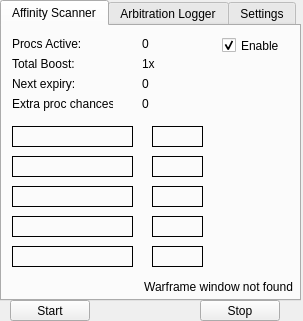
The window that form.ui (Funklebump/Smeeta-Tracker) describes before a commit, drawn with Qt 5.
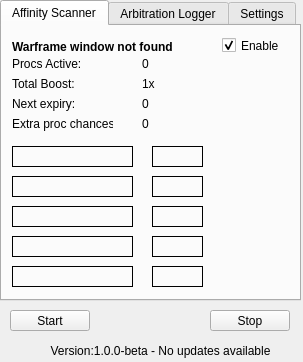
The same window after the commit.

```diff
--- a/form.ui
+++ b/form.ui
@@ -7,7 +7,7 @@
     <x>0</x>
     <y>0</y>
     <width>303</width>
-    <height>321</height>
+    <height>362</height>
    </rect>
   </property>
   <property name="windowTitle">
@@ -33,7 +33,7 @@
      <property name="geometry">
       <rect>
        <x>10</x>
-       <y>70</y>
+       <y>90</y>
        <width>101</width>
        <height>16</height>
       </rect>
@@ -46,7 +46,7 @@
      <property name="geometry">
       <rect>
        <x>140</x>
-       <y>10</y>
+       <y>30</y>
        <width>21</width>
        <height>16</height>
       </rect>
@@ -59,7 +59,7 @@
      <property name="geometry">
       <rect>
        <x>140</x>
-       <y>70</y>
+       <y>90</y>
        <width>21</width>
        <height>16</height>
       </rect>
@@ -72,7 +72,7 @@
      <property name="geometry">
       <rect>
        <x>140</x>
-       <y>30</y>
+       <y>50</y>
        <width>21</width>
        <height>16</height>
       </rect>
@@ -85,7 +85,7 @@
      <property name="geometry">
       <rect>
        <x>10</x>
-       <y>10</y>
+       <y>30</y>
        <width>71</width>
        <height>16</height>
       </rect>
@@ -98,7 +98,7 @@
      <property name="geometry">
       <rect>
        <x>10</x>
-       <y>50</y>
+       <y>70</y>
        <width>101</width>
        <height>16</height>
       </rect>
@@ -111,7 +111,7 @@
      <property name="geometry">
       <rect>
        <x>140</x>
-       <y>50</y>
+       <y>70</y>
        <width>21</width>
        <height>16</height>
       </rect>
@@ -124,7 +124,7 @@
      <property name="geometry">
       <rect>
        <x>10</x>
-       <y>30</y>
+       <y>50</y>
        <width>71</width>
        <height>16</height>
       </rect>
@@ -153,7 +153,7 @@
      <property name="geometry">
       <rect>
        <x>150</x>
-       <y>100</y>
+       <y>120</y>
        <width>51</width>
        <height>21</height>
       </rect>
@@ -172,7 +172,7 @@
      <property name="geometry">
       <rect>
        <x>150</x>
-       <y>130</y>
+       <y>150</y>
        <width>51</width>
        <height>21</height>
       </rect>
@@ -188,7 +188,7 @@
      <property name="geometry">
       <rect>
        <x>150</x>
-       <y>160</y>
+       <y>180</y>
        <width>51</width>
        <height>21</height>
       </rect>
@@ -204,7 +204,7 @@
      <property name="geometry">
       <rect>
        <x>150</x>
-       <y>190</y>
+       <y>210</y>
        <width>51</width>
        <height>21</height>
       </rect>
@@ -220,7 +220,7 @@
      <property name="geometry">
       <rect>
        <x>150</x>
-       <y>220</y>
+       <y>240</y>
        <width>51</width>
        <height>21</height>
       </rect>
@@ -236,7 +236,7 @@
      <property name="geometry">
       <rect>
        <x>10</x>
-       <y>100</y>
+       <y>120</y>
        <width>121</width>
        <height>21</height>
       </rect>
@@ -255,7 +255,7 @@
      <property name="geometry">
       <rect>
        <x>10</x>
-       <y>130</y>
+       <y>150</y>
        <width>121</width>
        <height>21</height>
       </rect>
@@ -274,7 +274,7 @@
      <property name="geometry">
       <rect>
        <x>10</x>
-       <y>160</y>
+       <y>180</y>
        <width>121</width>
        <height>21</height>
       </rect>
@@ -293,7 +293,7 @@
      <property name="geometry">
       <rect>
        <x>10</x>
-       <y>190</y>
+       <y>210</y>
        <width>121</width>
        <height>21</height>
       </rect>
@@ -312,7 +312,7 @@
      <property name="geometry">
       <rect>
        <x>10</x>
-       <y>220</y>
+       <y>240</y>
        <width>121</width>
        <height>21</height>
       </rect>
@@ -331,16 +331,22 @@
      <property name="geometry">
       <rect>
        <x>10</x>
-       <y>250</y>
-       <width>281</width>
+       <y>10</y>
+       <width>161</width>
        <height>21</height>
       </rect>
      </property>
+     <property name="font">
+      <font>
+       <weight>75</weight>
+       <bold>true</bold>
+      </font>
+     </property>
      <property name="text">
       <string>Warframe window not found</string>
      </property>
      <property name="alignment">
-      <set>Qt::AlignRight|Qt::AlignTrailing|Qt::AlignVCenter</set>
+      <set>Qt::AlignLeading|Qt::AlignLeft|Qt::AlignVCenter</set>
      </property>
     </widget>
    </widget>
@@ -1051,7 +1057,7 @@
    <property name="geometry">
     <rect>
      <x>10</x>
-     <y>300</y>
+     <y>310</y>
      <width>80</width>
      <height>21</height>
     </rect>
@@ -1063,8 +1069,8 @@
   <widget class="QPushButton" name="stop_button">
    <property name="geometry">
     <rect>
-     <x>200</x>
-     <y>300</y>
+     <x>210</x>
+     <y>310</y>
      <width>80</width>
      <height>21</height>
     </rect>
@@ -1073,6 +1079,22 @@
     <string>Stop</string>
    </property>
   </widget>
+  <widget class="QLabel" name="version_label">
+   <property name="geometry">
+    <rect>
+     <x>20</x>
+     <y>340</y>
+     <width>281</width>
+     <height>21</height>
+    </rect>
+   </property>
+   <property name="text">
+    <string>Version:1.0.0-beta - No updates available</string>
+   </property>
+   <property name="alignment">
+    <set>Qt::AlignCenter</set>
+   </property>
+  </widget>
  </widget>
  <resources/>
  <connections/>
```
